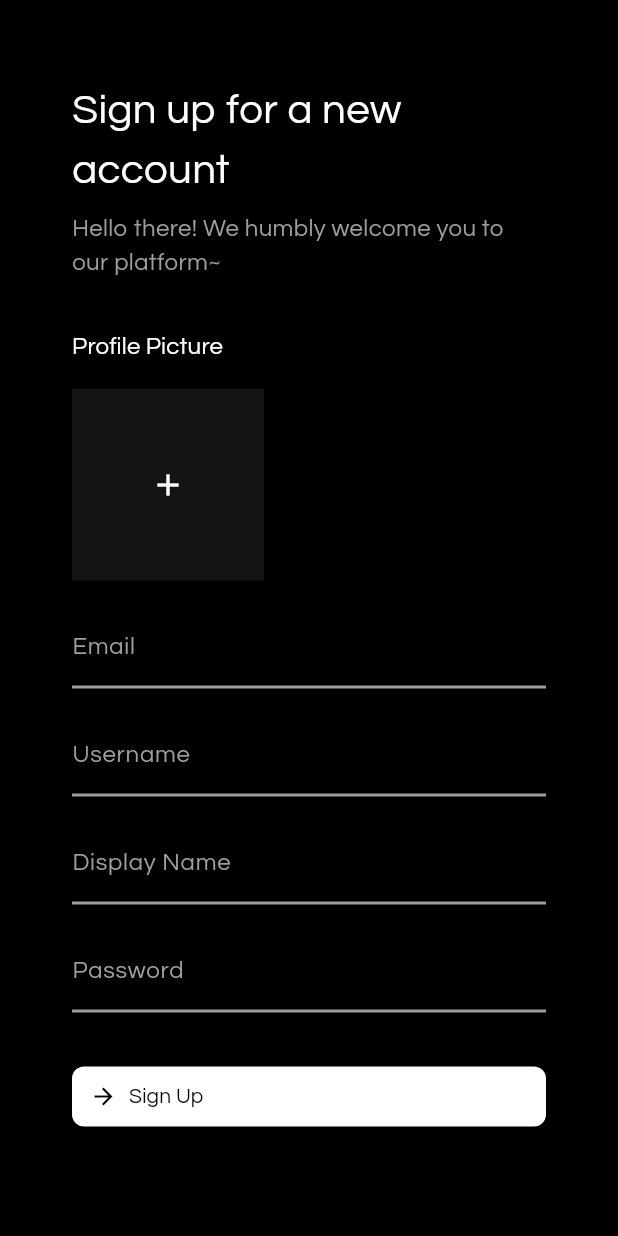
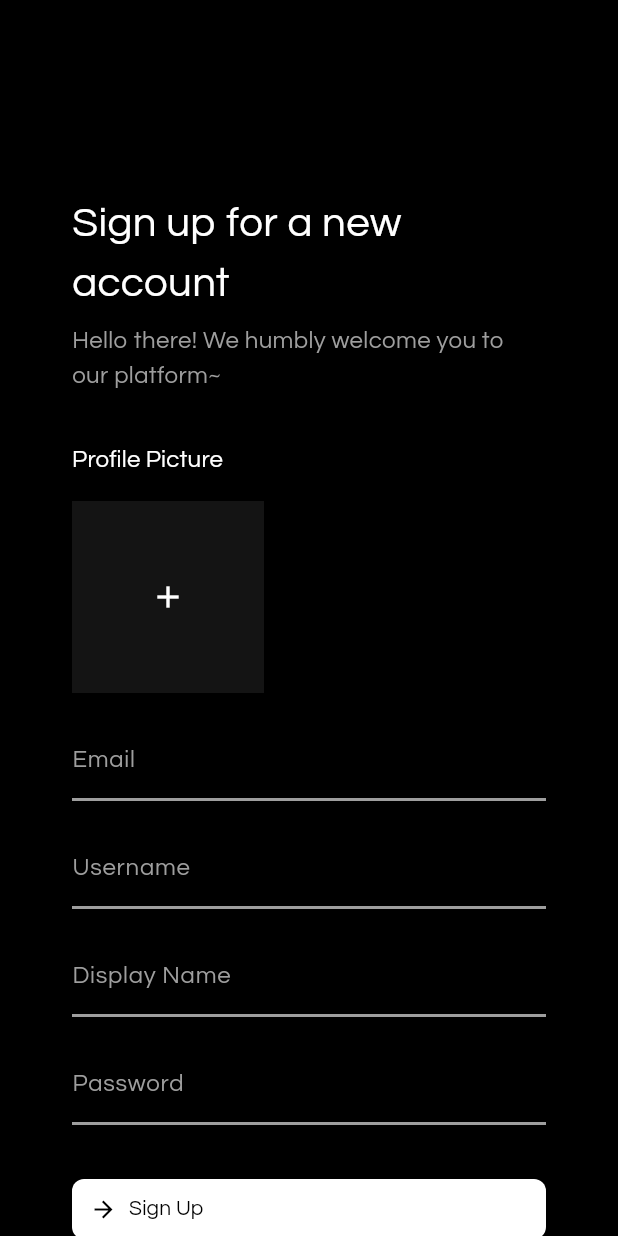
Before and after one commit to sicarlion/picole, a Flutter app: what uiSignUpPage() shows on an empty page, opened directly with empty values, on a phone screen of 412 x 824 dp. Run offline on Flutter 3.47's test engine with Material 3 defaults, Android fonts, the phone set to English and light mode, and no system bars; our stand-ins replace file_picker, shared_preferences, supabase_flutter; missing offline and left inert: cloudinary_sdk; accounts and stored records are empty; network calls fail.

Commit message:
Fix onboarding page overflows in small screen

```diff
--- a/lib/main.dart
+++ b/lib/main.dart
@@ -7,6 +7,7 @@ import 'package:shared_preferences/shared_preferences.dart';
 void main() async {
   WidgetsFlutterBinding.ensureInitialized();
   Database.init();
+  resetSp();
   debugPaintSizeEnabled = false;
   runApp(const Picole());
 }
--- a/lib/ui/ui_login.dart
+++ b/lib/ui/ui_login.dart
@@ -10,10 +10,8 @@ Widget uiLoginPage(BuildContext context, state) {
       body: Stack(
         children: [
           SingleChildScrollView(
-            child: SizedBox(
-              height: MediaQuery.of(context).size.height, // Full screen height
             child: Padding(
-                padding: EdgeInsets.all(48),
+              padding: EdgeInsets.fromLTRB(48, 128, 48, 48),
               child: Column(
                 crossAxisAlignment: CrossAxisAlignment.start, // Left-aligned
                 mainAxisAlignment:
@@ -23,7 +21,6 @@ Widget uiLoginPage(BuildContext context, state) {
                   SizedBox(height: 32.0),
                   _buildLoginForm(context, state),
                 ],
-                ),
               ),
             ),
           ),
--- a/lib/ui/ui_signup.dart
+++ b/lib/ui/ui_signup.dart
@@ -10,16 +10,13 @@ Widget uiSignUpPage(BuildContext context, SignUpPageState state) {
       body: Stack(
         children: [
           SingleChildScrollView(
-            child: SizedBox(
-              height: MediaQuery.of(context).size.height, // Full screen height
             child: Padding(
-                padding: EdgeInsets.all(48),
+              padding: EdgeInsets.fromLTRB(48, 128, 48, 48),
               child: AnimatedOpacity(
                 opacity: state.isProcessing ? 0.5 : 1,
                 duration: Duration(milliseconds: 100),
                 child: Column(
-                    crossAxisAlignment:
-                        CrossAxisAlignment.start, // Left-aligned
+                  crossAxisAlignment: CrossAxisAlignment.start, // Left-aligned
                   mainAxisAlignment:
                       MainAxisAlignment.center, // Vertically centered
                   children: [
@@ -27,7 +24,6 @@ Widget uiSignUpPage(BuildContext context, SignUpPageState state) {
                     SizedBox(height: 32.0),
                     _buildLoginForm(context, state),
                   ],
-                  ),
                 ),
               ),
             ),
```
Also changed, not shown: lib/ui/ui_welcome.dart (+3 -6 lines). Lines whose indentation alone changed are shown as unchanged.
